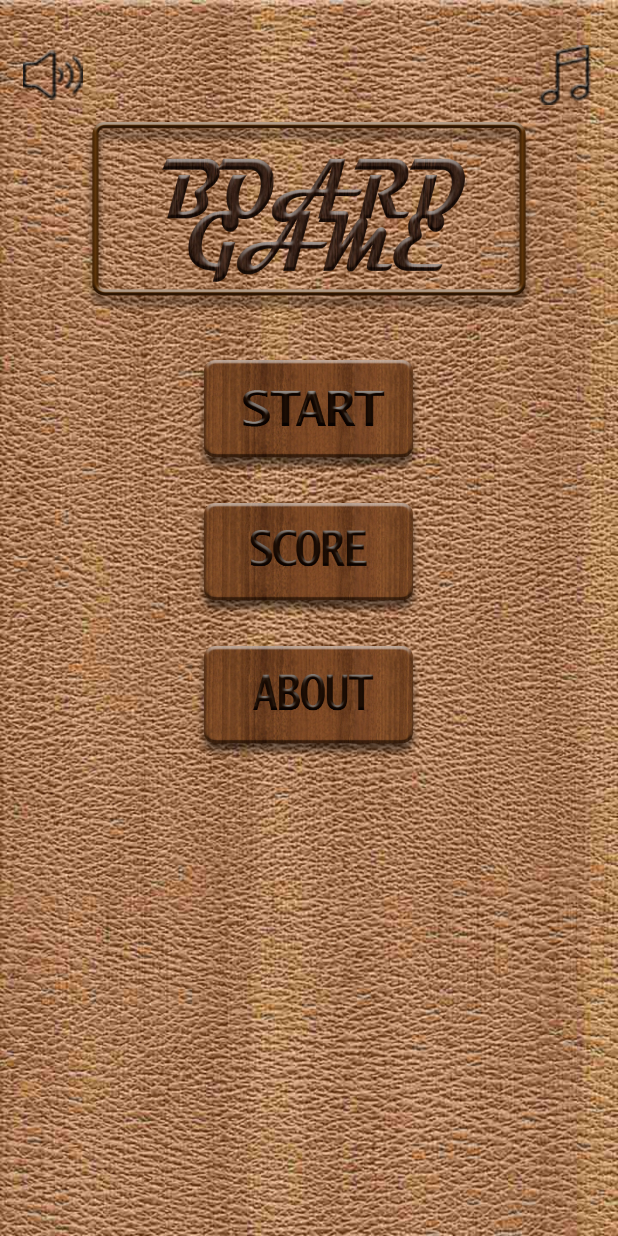
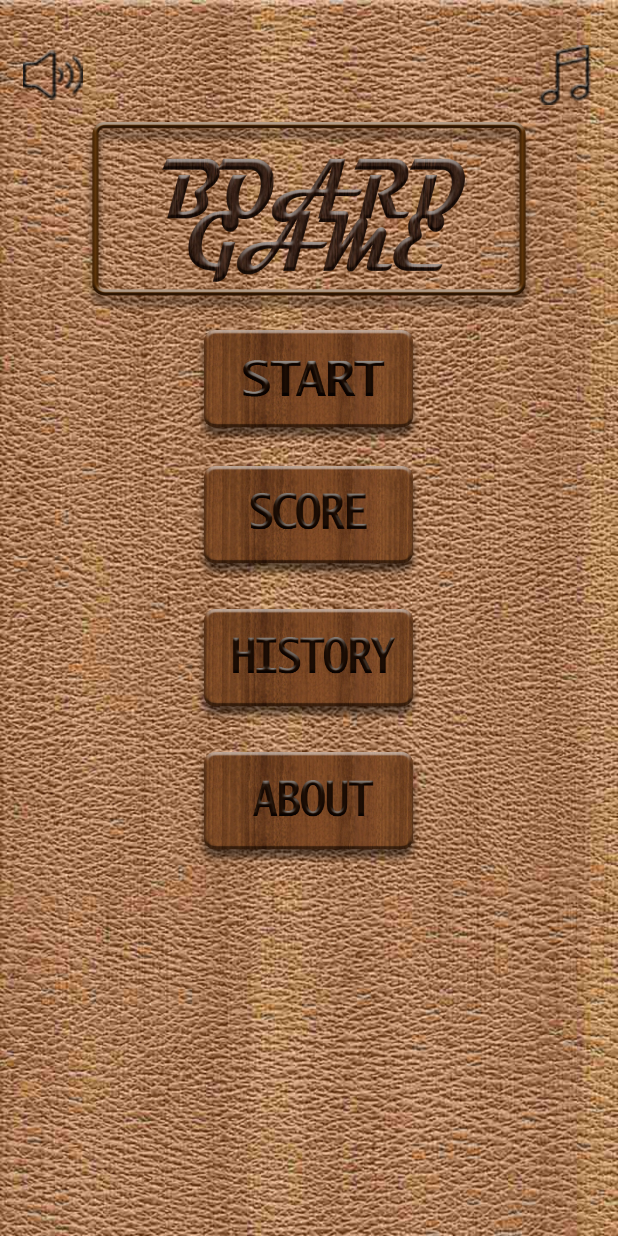
Before and after one commit to imranicp/mobileapp07, an Android app: the screen it shows after launch (MenuActivity), on a phone screen of 412 x 824 dp. Run offline under Robolectric (Android 15) with nearby library versions, the phone set to English and light mode, and no system bars.

Commit message:
History button added to main menu, Button of game over layout changed to game theme

```diff
--- a/app/src/main/AndroidManifest.xml
+++ b/app/src/main/AndroidManifest.xml
@@ -44,6 +44,9 @@
             android:name=".PlayerSelectActivity"
             android:theme="@android:style/Theme.NoTitleBar.Fullscreen" />
         <activity android:name=".GameOverActivity"></activity>
+        <activity
+            android:name=".HistoryActivity"
+            android:theme="@android:style/Theme.NoTitleBar.Fullscreen" />
     </application>
 
 </manifest>
--- a/app/src/main/java/logic/main/com/boardgame/GameOverActivity.java
+++ b/app/src/main/java/logic/main/com/boardgame/GameOverActivity.java
@@ -23,6 +23,7 @@ public class GameOverActivity extends Activity {
         finish();
     }
 
+
     @Override
     public void onBackPressed() {
         final Intent intent = new Intent(this, MenuActivity.class);
--- a/app/src/main/java/logic/main/com/boardgame/MenuActivity.java
+++ b/app/src/main/java/logic/main/com/boardgame/MenuActivity.java
@@ -30,6 +30,12 @@ public class MenuActivity extends Activity {
         finish();
     }
 
+    public void goToHistory(View view){
+        Intent intent = new Intent(this,HistoryActivity.class);
+        startActivity(intent);
+        finish();
+    }
+
    public void goToAbout(View view){
         Intent intent = new Intent(this,AboutActivity.class);
         startActivity(intent);
--- a/app/src/main/res/layout/menu_layout.xml
+++ b/app/src/main/res/layout/menu_layout.xml
@@ -42,7 +42,6 @@
         android:layout_below="@+id/gameTitle"
         android:layout_centerHorizontal="true"
         android:background="@drawable/menu_start_btn"
-        android:layout_marginTop="20dp"
         android:layout_width="150dp"
         android:layout_height="75dp" />
 
@@ -52,6 +51,16 @@
         android:layout_below="@+id/startBtn"
         android:layout_centerHorizontal="true"
         android:background="@drawable/menu_score_btn"
+        android:layout_marginTop="15dp"
+        android:layout_width="150dp"
+        android:layout_height="75dp" />
+
+    <Button
+        android:id="@+id/historyBtn"
+        android:onClick="goToHistory"
+        android:layout_below="@+id/scoreBtn"
+        android:layout_centerHorizontal="true"
+        android:background="@drawable/history_btn"
         android:layout_marginTop="20dp"
         android:layout_width="150dp"
         android:layout_height="75dp" />
@@ -59,7 +68,7 @@
     <Button
         android:id="@+id/aboutBtn"
         android:onClick="goToAbout"
-        android:layout_below="@+id/scoreBtn"
+        android:layout_below="@+id/historyBtn"
         android:layout_centerHorizontal="true"
         android:background="@drawable/menu_about_btn"
         android:layout_marginTop="20dp"
```
Also changed, not shown: app/src/main/java/logic/main/com/boardgame/HistoryActivity.java (added, +24 -0 lines), app/src/main/res/layout/activity_game_over.xml (+11 -9 lines), app/src/main/res/layout/history_layout.xml (added, +13 -0 lines), app/src/main/res/drawable/history_btn.png (added), app/src/main/res/drawable/menu_main_btn.png (added).
